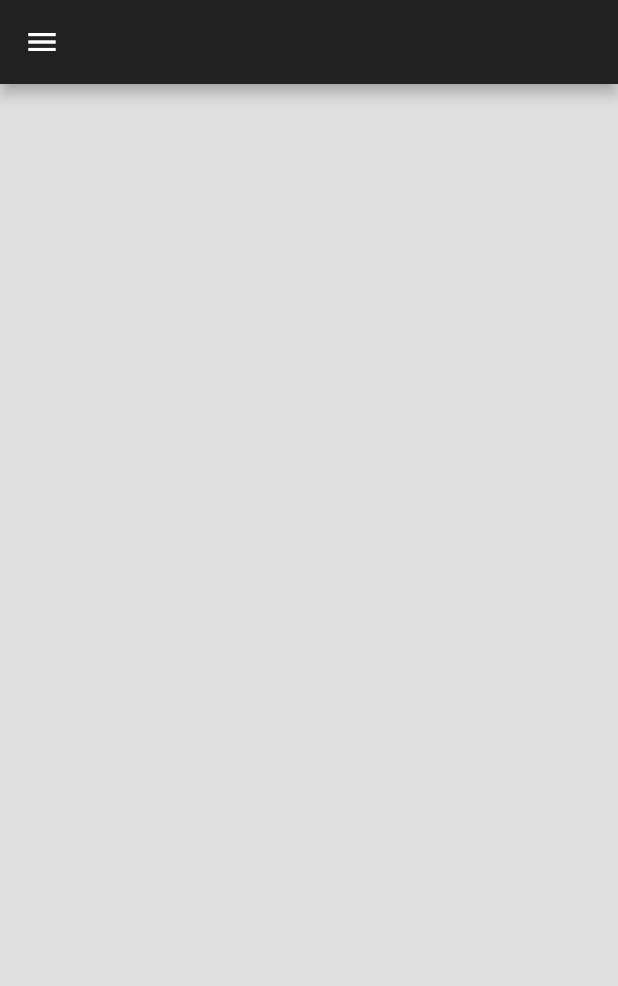
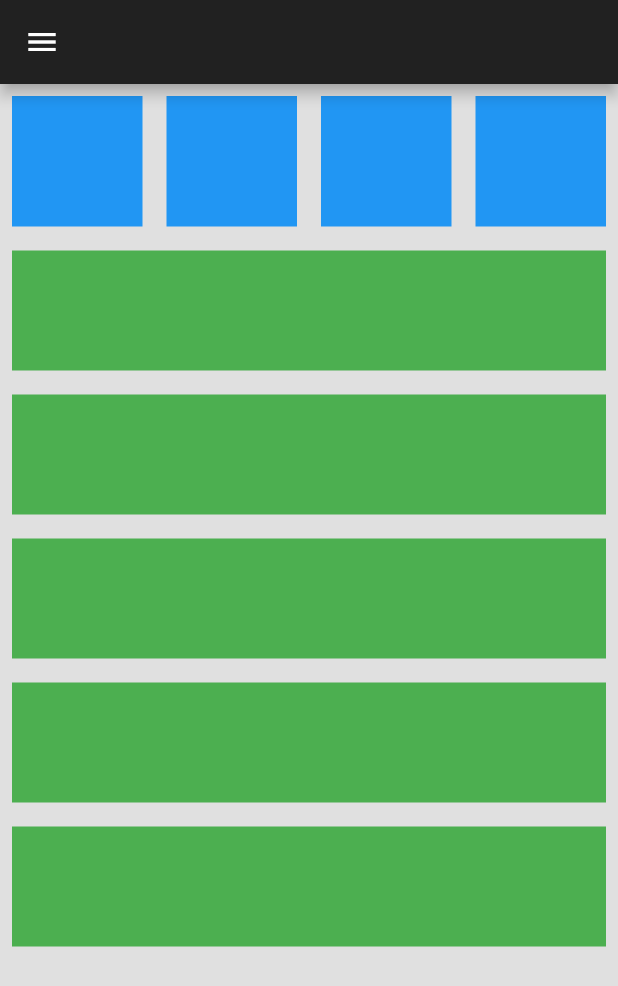
Before and after one commit to 4lenz1/flutter_learn_rwd, a Flutter app: the TabletScaffold screen opened directly, on a phone screen of 412 x 824 dp. Shown: the top 986 px of the screen. Run offline on Flutter 3.47's test engine with Material 2 defaults, Android fonts, the phone set to English and light mode, and no system bars.

Commit message:
update  tablet layout

```diff
--- a/lib/mobile_scaffold.dart
+++ b/lib/mobile_scaffold.dart
@@ -25,6 +25,7 @@
             child: SizedBox(
               width: double.infinity,
               child: GridView.builder(
+                itemCount: 4,
                 gridDelegate: const SliverGridDelegateWithFixedCrossAxisCount(
                     crossAxisCount: 2),
                 itemBuilder: (context, index) {
--- a/lib/tablet_scaffold.dart
+++ b/lib/tablet_scaffold.dart
@@ -1,4 +1,6 @@
 import 'package:flutter/material.dart';
+import 'package:flutter_learn_rwd/util/my_box.dart';
+import 'package:flutter_learn_rwd/util/my_tile.dart';
 
 import 'constants.dart';
 
@@ -15,7 +17,35 @@
    return Scaffold(
       appBar: appBar,
       backgroundColor: defaultBackground,
-      drawer: appDrawer
+      drawer: appDrawer,
+      body: Column(
+        children: [
+          // 4 box
+          AspectRatio(
+            aspectRatio: 4,
+            child: SizedBox(
+              width: double.infinity,
+              child: GridView.builder(
+                itemCount: 4,
+                gridDelegate: const SliverGridDelegateWithFixedCrossAxisCount(
+                    crossAxisCount: 4),
+                itemBuilder: (context, index) {
+                  return const MyBox();
+                },
+              ),
+            ),
+          ),
+
+          // Tile
+          Expanded(
+              child: ListView.builder(
+                  itemCount: 5,
+                  itemBuilder: ((context, index) {
+                    return const MyTile();
+                  }))),
+        ],
+      ),
+
     );
   }
 }
```
